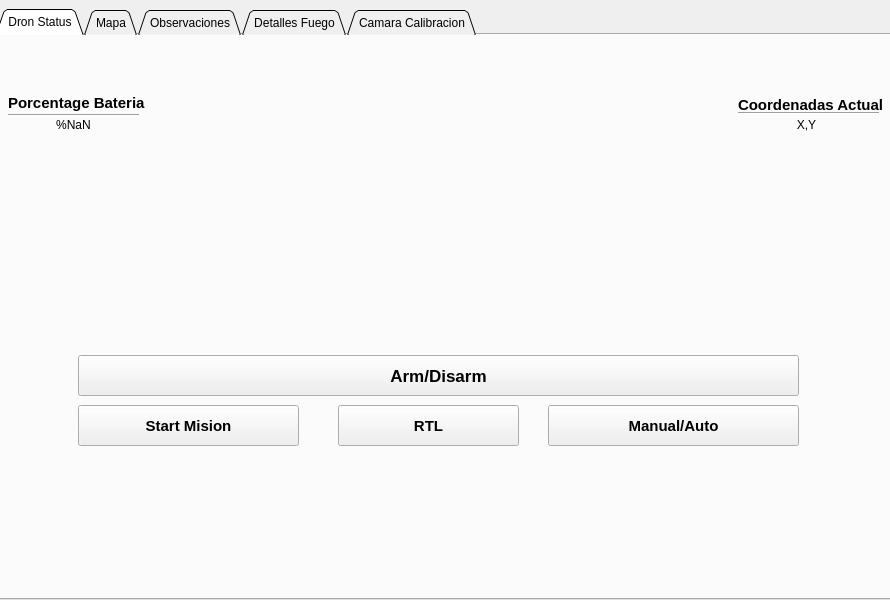
12an/Incendio_Detect, file temperature_dron/form.ui: the form before one commit.
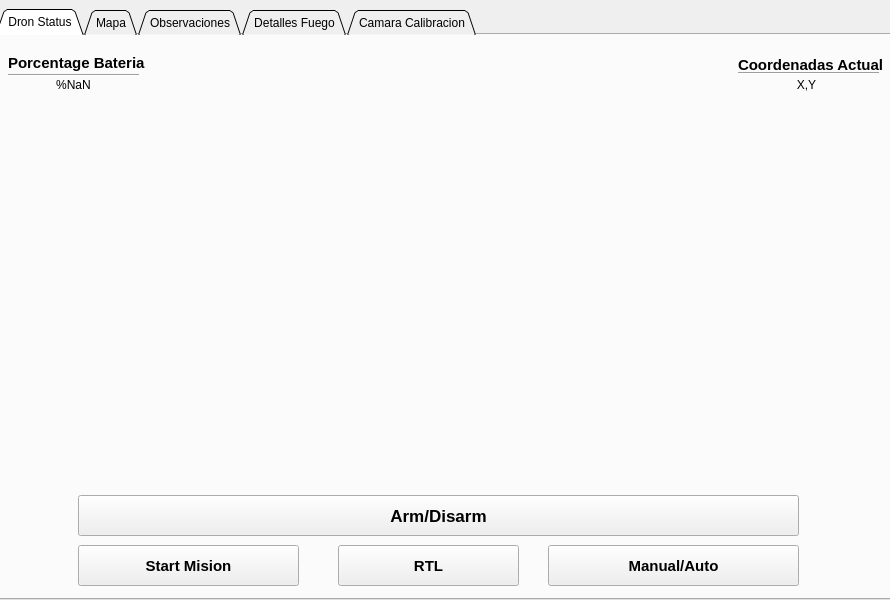
The form after the commit. The open tabs and pages were chosen to show the change. Icons and pictures are not drawn.

```diff
--- a/temperature_dron/form.ui
+++ b/temperature_dron/form.ui
@@ -43,7 +43,7 @@
      <property name="geometry">
       <rect>
        <x>10</x>
-       <y>60</y>
+       <y>20</y>
        <width>141</width>
        <height>16</height>
       </rect>
@@ -62,7 +62,7 @@
      <property name="geometry">
       <rect>
        <x>0</x>
-       <y>80</y>
+       <y>40</y>
        <width>151</width>
        <height>20</height>
       </rect>
@@ -78,7 +78,7 @@
      <property name="geometry">
       <rect>
        <x>10</x>
-       <y>70</y>
+       <y>30</y>
        <width>131</width>
        <height>20</height>
       </rect>
@@ -91,7 +91,7 @@
      <property name="geometry">
       <rect>
        <x>740</x>
-       <y>70</y>
+       <y>30</y>
        <width>141</width>
        <height>16</height>
       </rect>
@@ -104,7 +104,7 @@
      <property name="geometry">
       <rect>
        <x>738</x>
-       <y>80</y>
+       <y>40</y>
        <width>141</width>
        <height>20</height>
       </rect>
@@ -120,7 +120,7 @@
      <property name="geometry">
       <rect>
        <x>740</x>
-       <y>60</y>
+       <y>20</y>
        <width>151</width>
        <height>20</height>
       </rect>
@@ -139,7 +139,7 @@
      <property name="geometry">
       <rect>
        <x>80</x>
-       <y>320</y>
+       <y>460</y>
        <width>721</width>
        <height>41</height>
       </rect>
@@ -158,7 +158,7 @@
      <property name="geometry">
       <rect>
        <x>80</x>
-       <y>370</y>
+       <y>510</y>
        <width>221</width>
        <height>41</height>
       </rect>
@@ -177,7 +177,7 @@
      <property name="geometry">
       <rect>
        <x>340</x>
-       <y>370</y>
+       <y>510</y>
        <width>181</width>
        <height>41</height>
       </rect>
@@ -196,7 +196,7 @@
      <property name="geometry">
       <rect>
        <x>550</x>
-       <y>370</y>
+       <y>510</y>
        <width>251</width>
        <height>41</height>
       </rect>
```
Left out of the diff: 19 changed lines with no effect on the pictures.
